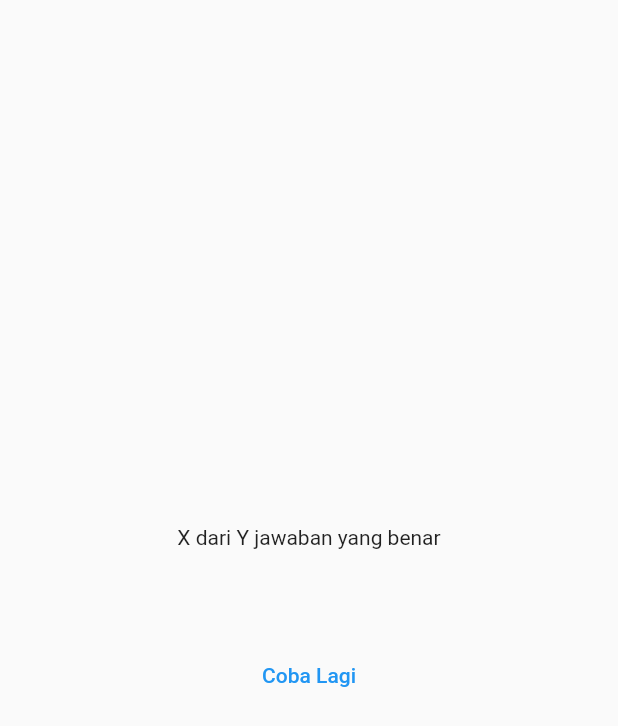
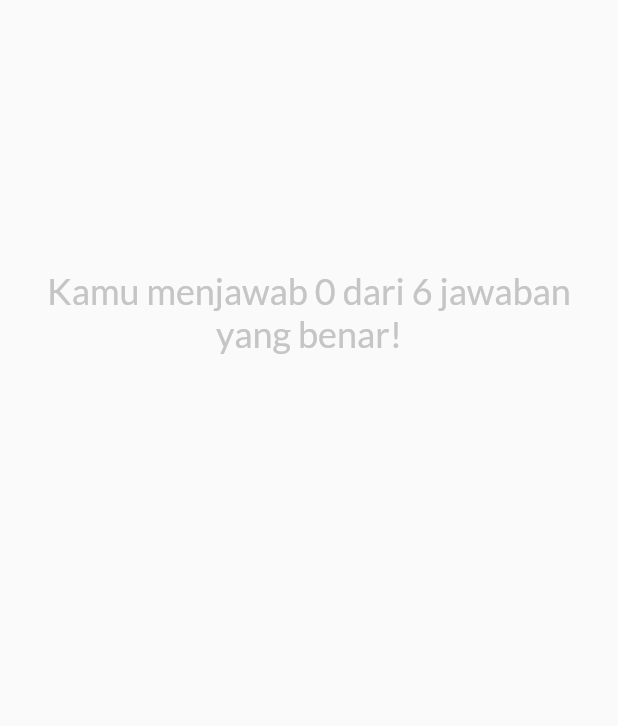
Before and after one commit to FajarRAP/advanced_basics_flutter, a Flutter app: the LayarHasilJawaban widget shown alone on an empty page, opened directly with empty values, on a phone screen of 412 x 824 dp. Shown: the top 726 px of the screen. Run offline on Flutter 3.47's test engine with Material 2 defaults, Android fonts, the phone set to English and light mode, and no system bars; our stand-ins replace google_fonts.

Commit message:
perbaiki tampilan hasil kalkulasi dan fix retry

```diff
--- a/lib/data/data_soal.dart
+++ b/lib/data/data_soal.dart
@@ -19,4 +19,25 @@ const List<PertanyaanKuis> pertanyaan = [
     "Pakuwon Mall",
     "Izanagi"
   ]),
+  PertanyaanKuis(
+    "Meja idaman Ainx apa?",
+    [
+      "Deli",
+      "IKEA",
+      "Krissbow",
+      "Ace",
+    ],
+  ),
+  PertanyaanKuis("Cooler hp Ainx harganya berapa?", [
+    "Rp. 229.000",
+    "Rp. 100.900",
+    "Rp. 375.000",
+    "Rp. 94.000",
+  ]),
+  PertanyaanKuis("Asal Ainx dari mana?", [
+    "Ciamis",
+    "Bantul",
+    "Tasik",
+    "Jakarta",
+  ])
 ];
--- a/lib/kuis.dart
+++ b/lib/kuis.dart
@@ -29,6 +29,7 @@ class _KuisState extends State<Kuis> {
   void gantiLayar() {
     setState(() {
       layarAktif = "layar_pertanyaan";
+      daftarJawaban.clear();
     });
   }
 
@@ -45,6 +46,7 @@ class _KuisState extends State<Kuis> {
     if (layarAktif == "layar_hasil_jawaban") {
       tujuan = LayarHasilJawaban(
         jawabannya: daftarJawaban,
+        gantiLayar: gantiLayar,
       );
     }
     return MaterialApp(
--- a/lib/layar_hasil_jawaban.dart
+++ b/lib/layar_hasil_jawaban.dart
@@ -1,11 +1,14 @@
 import 'package:advanced_basics/kalkulasi_jawaban.dart';
 import 'package:flutter/material.dart';
 import 'package:advanced_basics/data/data_soal.dart';
+import 'package:google_fonts/google_fonts.dart';
 
 class LayarHasilJawaban extends StatelessWidget {
-  const LayarHasilJawaban({super.key, required this.jawabannya});
+  const LayarHasilJawaban(
+      {super.key, required this.jawabannya, required this.gantiLayar});
 
   final List<String> jawabannya;
+  final void Function() gantiLayar;
 
   List<Map<String, Object>> kalkulasiJawaban() {
     final List<Map<String, Object>> hasil = [];
@@ -24,21 +27,46 @@ class LayarHasilJawaban extends StatelessWidget {
 
   @override
   Widget build(context) {
-    return Center(
+    final dataJawaban = kalkulasiJawaban();
+    final jumlahSoal = pertanyaan.length;
+    final jawabanBenar = dataJawaban
+        .where((data) => data["jawaban_orang"] == data["jawaban_benar"])
+        .length;
+    return Padding(
+      padding: const EdgeInsets.symmetric(
+        horizontal: 24.0,
+      ),
       child: Column(
         mainAxisAlignment: MainAxisAlignment.center,
         children: [
-          const Text("X dari Y jawaban yang benar"),
+          Text(
+            "Kamu menjawab $jawabanBenar dari $jumlahSoal jawaban yang benar!",
+            style: GoogleFonts.lato(
+              color: const Color.fromARGB(255, 198, 197, 197),
+              fontSize: 24,
+            ),
+            textAlign: TextAlign.center,
+          ),
           const SizedBox(
             height: 30,
           ),
-          KalkulasiJawaban(jawabannya: kalkulasiJawaban()),
+          KalkulasiJawaban(jawabannya: dataJawaban),
           const SizedBox(
             height: 30,
           ),
-          TextButton(
-            onPressed: () {},
-            child: const Text("Coba Lagi"),
+          TextButton.icon(
+            onPressed: gantiLayar,
+            icon: const Icon(
+              Icons.restart_alt_rounded,
+              color: Colors.white,
+            ),
+            label: Text(
+              "Coba Lagi",
+              style: GoogleFonts.lato(
+                fontSize: 18,
+                color: Colors.white,
+              ),
+            ),
           ),
         ],
       ),
--- a/lib/layar_pertanyaan.dart
+++ b/lib/layar_pertanyaan.dart
@@ -4,8 +4,10 @@ import 'package:advanced_basics/data/data_soal.dart';
 import 'package:google_fonts/google_fonts.dart';
 
 class LayarPertanyaan extends StatefulWidget {
-  const LayarPertanyaan({super.key, required this.onPilih});
+  const LayarPertanyaan(
+      {super.key, required this.onPilih, this.isBalik = false});
   final void Function(String pilih) onPilih;
+  final bool isBalik;
   @override
   State<LayarPertanyaan> createState() {
     return _LayarPertanyaanState();
```
Also changed, not shown: lib/kalkulasi_jawaban.dart (+63 -6 lines), assets/images/tampilan_latihan.png (added).
